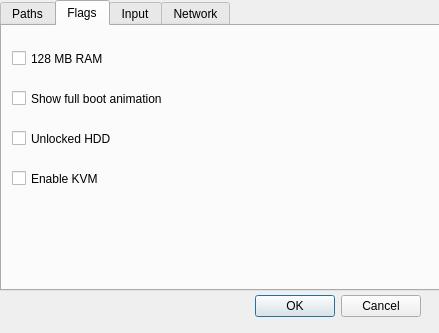
dracc/YAXF, file config.ui: the form before one commit.
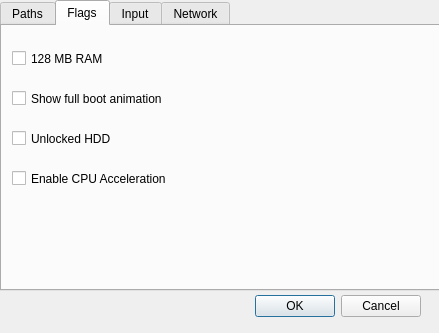
The form after the commit. The open tabs and pages were chosen to show the change.

Commit message: cpu-accel: Add support for Win10 and Mac OS

```diff
--- a/config.ui
+++ b/config.ui
@@ -288,7 +288,7 @@
       </rect>
      </property>
      <property name="text">
-      <string>Enable KVM</string>
+      <string>Enable CPU Acceleration</string>
      </property>
     </widget>
    </widget>
```
The commit also changes 1 other file.
